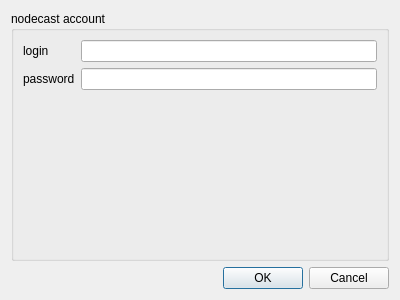
First picture: the form in src/account.ui, repository nodecast/nodecast, before the edit.
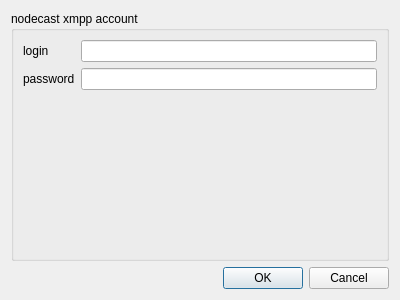
Second picture: the form after the edit.

The edit to the form file:
```diff
--- a/src/account.ui
+++ b/src/account.ui
@@ -20,7 +20,7 @@
    <item>
     <widget class="QGroupBox" name="groupBox">
      <property name="title">
-      <string>nodecast account</string>
+      <string>nodecast xmpp account</string>
      </property>
      <layout class="QVBoxLayout" name="verticalLayout">
       <item>
```
Left out of the diff: 2 changed lines with no effect on the pictures.
